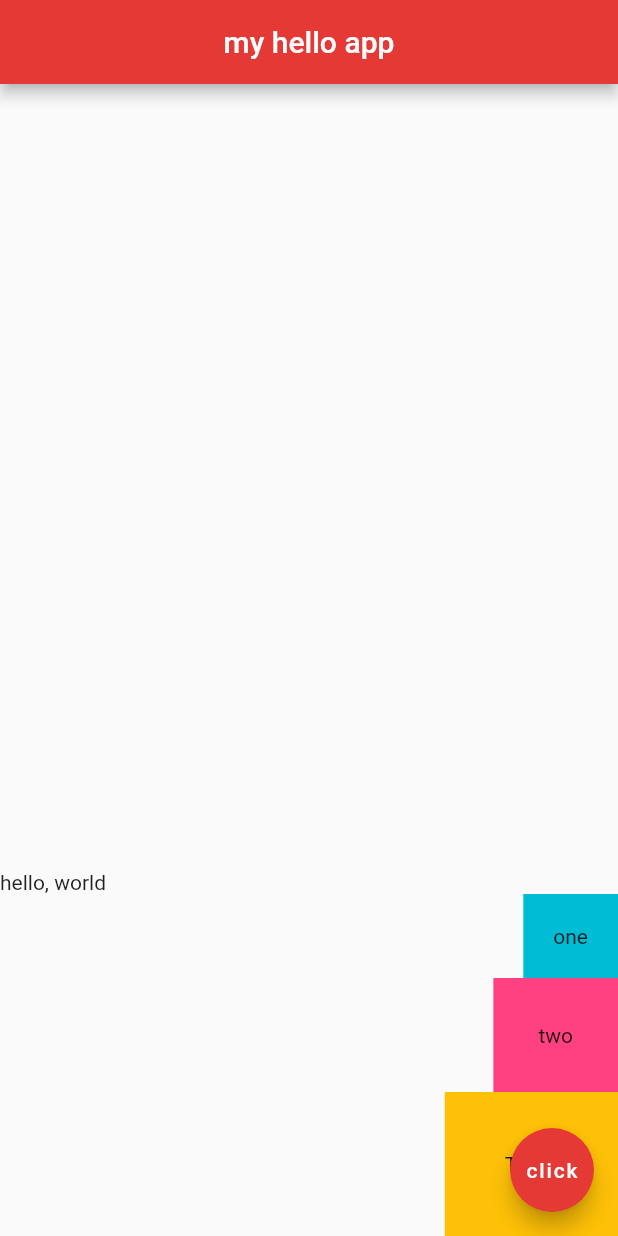
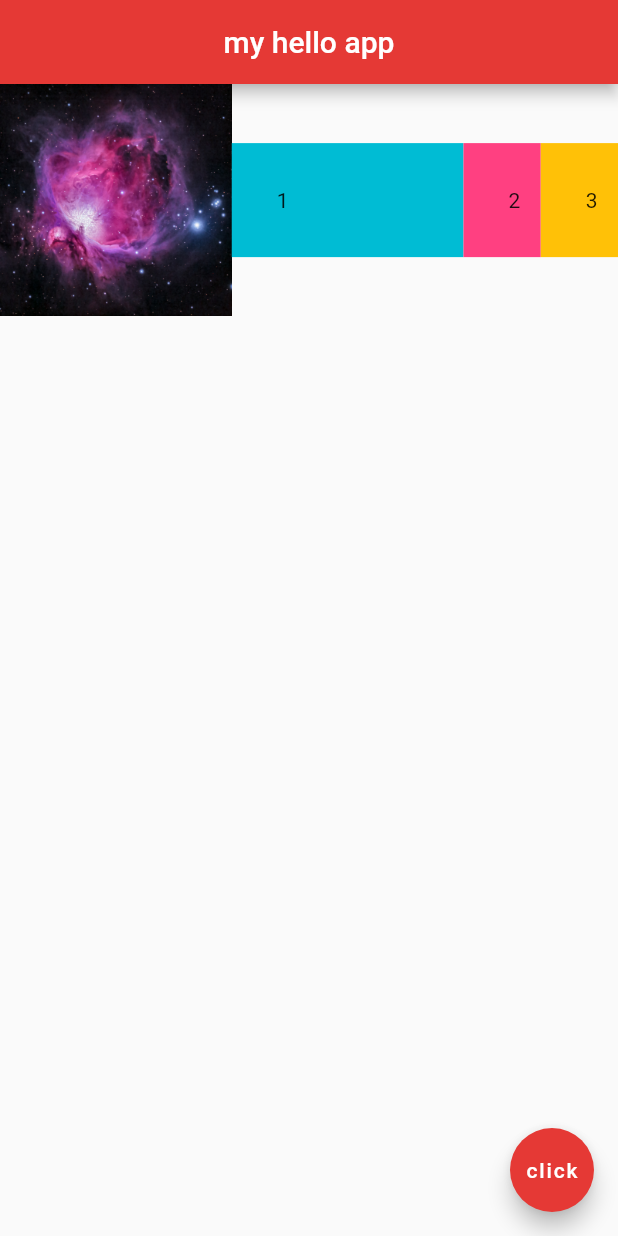
Before and after one commit to davindj/learn-flutter-1, a Flutter app: the screen it shows after launch, on a phone screen of 412 x 824 dp. Run offline on Flutter 3.47's test engine with Material 2 defaults, Android fonts, the phone set to English and light mode, and no system bars.

Commit message:
Ep 14 - Expanded

```diff
--- a/lib/main.dart
+++ b/lib/main.dart
@@ -17,30 +17,34 @@
         centerTitle: true,
         backgroundColor: Colors.red[600],
       ),
-      body: Column(
-        mainAxisAlignment: MainAxisAlignment.end,
-        crossAxisAlignment: CrossAxisAlignment.end,
+      body: Row(
         children: <Widget>[
-          Row(
-            children: const <Widget>[
-              Text('hello, '),
-              Text('world'),
-            ],
+          Expanded(
+            flex: 3,
+            child: Image.asset("assets/space-1.jpg"),
           ),
-          Container(
-            padding: const EdgeInsets.all(20.0),
-            color: Colors.cyan,
-            child: const Text('one'),
+          Expanded(
+            flex: 3,
+            child: Container(
+              padding: const EdgeInsets.all(30.0),
+              color: Colors.cyan,
+              child: const Text('1'),
+            ),
           ),
-          Container(
-            padding: const EdgeInsets.all(30.0),
-            color: Colors.pinkAccent,
-            child: const Text('two'),
+          Expanded(
+            flex: 1,
+            child: Container(
+              padding: const EdgeInsets.all(30.0),
+              color: Colors.pinkAccent,
+              child: const Text('2'),
+            ),
           ),
-          Container(
-            padding: const EdgeInsets.all(40.0),
-            color: Colors.amber,
-            child: const Text('Three'),
+          Expanded(
+            child: Container(
+              padding: const EdgeInsets.all(30.0),
+              color: Colors.amber,
+              child: const Text('3'),
+            ),
           ),
         ],
       ),
```
